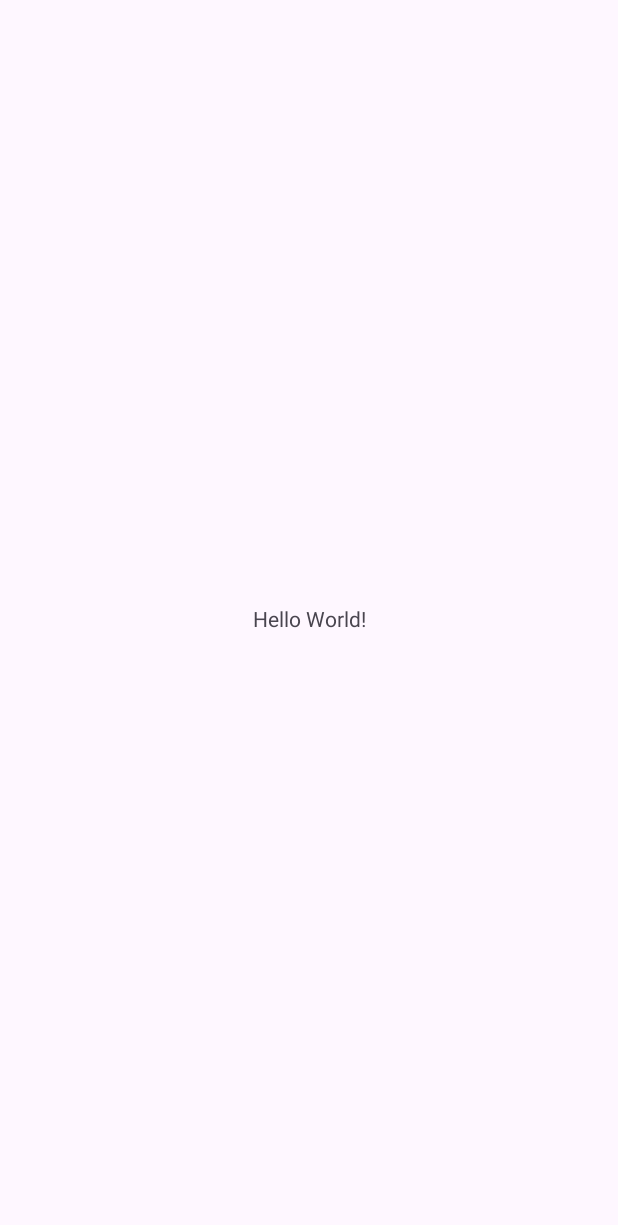
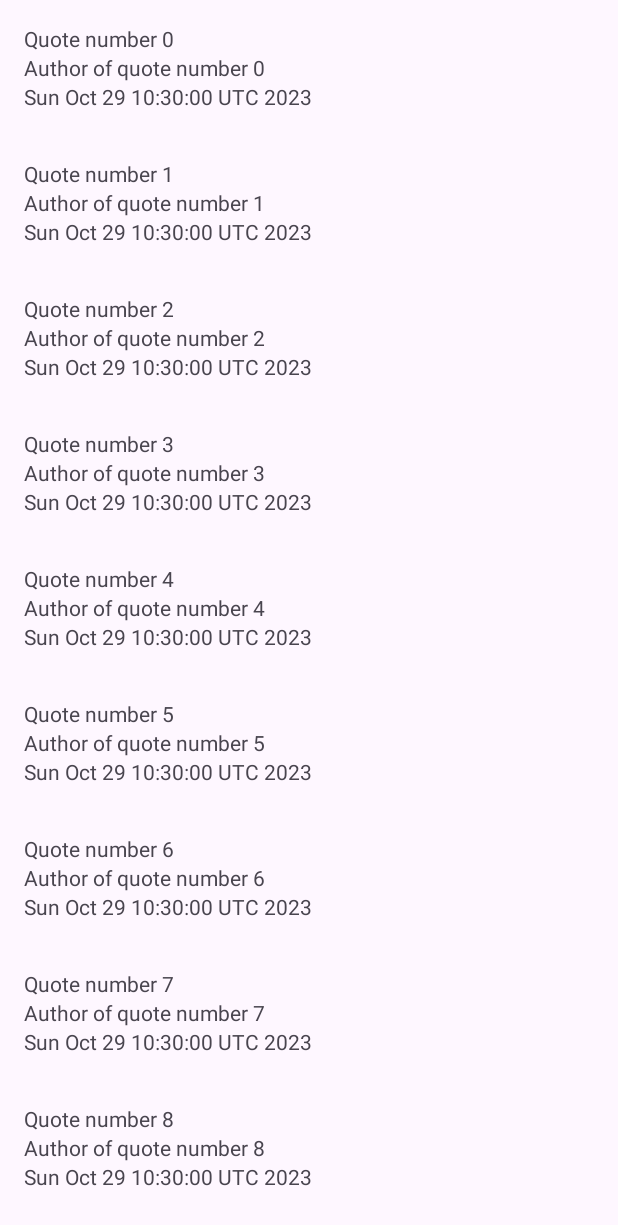
Before and after one commit to scolumbia/QuotePics, an Android app: the screen it shows after launch (MainActivity before the commit, QuotesActivity after it), on a phone screen of 412 x 824 dp. Before the commit the part shown is almost empty. Shown: the top 1225 px of the screen. Run offline under Robolectric (Android 15) with nearby library versions, the phone set to English and light mode, and no system bars.

Commit message:
Got scrolling list of quotes.

```diff
--- a/app/build.gradle.kts
+++ b/app/build.gradle.kts
@@ -33,6 +33,9 @@ android {
     kotlinOptions {
         jvmTarget = "1.8"
     }
+    buildFeatures {
+        viewBinding = true
+    }
 }
 
 dependencies {
@@ -41,7 +44,14 @@ dependencies {
     implementation("androidx.appcompat:appcompat:1.6.1")
     implementation("com.google.android.material:material:1.9.0")
     implementation("androidx.constraintlayout:constraintlayout:2.1.4")
+    implementation("androidx.lifecycle:lifecycle-viewmodel-ktx:2.6.1")
+    implementation("androidx.activity:activity-ktx:1.7.2")
+    implementation("androidx.recyclerview:recyclerview:1.3.1")
+    implementation("androidx.fragment:fragment-ktx:1.6.1")
     testImplementation("junit:junit:4.13.2")
+    testImplementation("junit:junit:4.12")
     androidTestImplementation("androidx.test.ext:junit:1.1.5")
     androidTestImplementation("androidx.test.espresso:espresso-core:3.5.1")
+    debugImplementation("androidx.fragment:fragment-testing:1.6.1")
+    androidTestImplementation("androidx.test.espresso:espresso-contrib:3.5.1")
 }
--- a/app/src/main/AndroidManifest.xml
+++ b/app/src/main/AndroidManifest.xml
@@ -13,7 +13,7 @@
         android:theme="@style/Theme.QuotePics"
         tools:targetApi="31">
         <activity
-            android:name=".MainActivity"
+            android:name=".QuotesActivity"
             android:exported="true">
             <intent-filter>
                 <action android:name="android.intent.action.MAIN" />
--- /dev/null
+++ b/app/src/main/java/com/bignerdranch/android/quotepics/Quote.kt
@@ -0,0 +1,12 @@
+package com.bignerdranch.android.quotepics
+
+import java.util.Date
+//import java.util.UUID
+
+data class Quote(var text: String, var author: String, var dt: Date = Date())
+//    data class Quote(
+////        val id: UUID,
+//        var text: String,
+//        var author: String,
+//        var dt: Date =Date()
+//    )
--- a/app/src/main/java/com/bignerdranch/android/quotepics/MainActivity.kt
+++ b/app/src/main/java/com/bignerdranch/android/quotepics/QuotesActivity.kt
@@ -3,9 +3,9 @@ package com.bignerdranch.android.quotepics
 import androidx.appcompat.app.AppCompatActivity
 import android.os.Bundle
 
-class MainActivity : AppCompatActivity() {
+class QuotesActivity : AppCompatActivity() {
     override fun onCreate(savedInstanceState: Bundle?) {
         super.onCreate(savedInstanceState)
-        setContentView(R.layout.activity_main)
+        setContentView(R.layout.activity_quotes)
     }
 }
--- /dev/null
+++ b/app/src/main/java/com/bignerdranch/android/quotepics/QuotesListAdapter.kt
@@ -0,0 +1,41 @@
+package com.bignerdranch.android.quotepics
+
+import android.util.Log
+import android.view.LayoutInflater
+import android.view.ViewGroup
+import androidx.recyclerview.widget.RecyclerView
+import com.bignerdranch.android.quotepics.databinding.ListItemQuoteBinding
+import com.google.android.material.snackbar.Snackbar
+
+
+class QuoteHolder(private val binding: ListItemQuoteBinding) : RecyclerView.ViewHolder(binding.root) {
+    fun bind(quote: Quote) {
+        binding.quoteText.text = quote.text
+        binding.quoteAuthor.text = quote.author
+        binding.quoteDate.text = quote.dt.toString()
+
+        binding.root.setOnClickListener{
+            Snackbar.make(binding.root,
+                "${quote.text} clicked!",
+                Snackbar.LENGTH_SHORT).show()
+        }
+
+    }
+}
+class QuotesListAdapter(private val quotes: List<Quote>
+) : RecyclerView.Adapter<QuoteHolder>() {
+    override fun onCreateViewHolder(parent: ViewGroup, viewType: Int): QuoteHolder {
+        Log.d("QuotesListAdapter", "onCreateViewHolder")
+        val inflater = LayoutInflater.from(parent.context)
+
+        val binding = ListItemQuoteBinding.inflate(inflater, parent, false)
+        return QuoteHolder(binding)
+    }
+
+    override fun getItemCount()= quotes.size
+
+    override fun onBindViewHolder(holder: QuoteHolder, position: Int) {
+        val quote = quotes[position]
+        holder.bind(quote)
+    }
+}
--- /dev/null
+++ b/app/src/main/java/com/bignerdranch/android/quotepics/QuotesListFragment.kt
@@ -0,0 +1,40 @@
+package com.bignerdranch.android.quotepics
+
+import android.os.Bundle
+import android.view.LayoutInflater
+import android.view.View
+import android.view.ViewGroup
+import androidx.fragment.app.Fragment
+import androidx.fragment.app.viewModels
+import androidx.recyclerview.widget.LinearLayoutManager
+import com.bignerdranch.android.quotepics.databinding.FragmentQuotesListBinding
+
+private const val TAG = "QuotesListFragment"
+class QuotesListFragment : Fragment() {
+    private var _binding: FragmentQuotesListBinding? = null
+
+    private val binding
+        get() = checkNotNull(_binding) { "FragmentQuotesListBinding was null" }
+
+    private val quotesListViewModel: QuotesListViewModel by viewModels()
+
+    override fun onCreate(savedInstanceState: Bundle?) {
+        super.onCreate(savedInstanceState)
+    }
+
+    override fun onCreateView(
+        inflater: LayoutInflater,
+        container: ViewGroup?,
+        savedInstanceState: Bundle?
+    ): View? {
+        _binding = FragmentQuotesListBinding.inflate(inflater, container, false)
+
+        binding.quotesRecyclerView.layoutManager = LinearLayoutManager(context)
+
+        val quotes = quotesListViewModel.quotes
+        val adapter = QuotesListAdapter(quotes)
+        binding.quotesRecyclerView.adapter = adapter
+
+        return binding.root
+    }
+}
--- /dev/null
+++ b/app/src/main/java/com/bignerdranch/android/quotepics/QuotesListViewModel.kt
@@ -0,0 +1,18 @@
+package com.bignerdranch.android.quotepics
+
+import androidx.lifecycle.ViewModel
+
+class QuotesListViewModel : ViewModel() {
+    val quotes = mutableListOf<Quote>()
+
+    init {
+        for (i in 0 until 100) {
+            val quote = Quote(
+                text = "Quote number $i",
+                author = "Author of quote number $i"
+            )
+
+            quotes += quote
+        }
+    }
+}
--- a/app/src/main/res/layout/activity_main.xml
+++ /dev/null
@@ -1,18 +0,0 @@
-<?xml version="1.0" encoding="utf-8"?>
-<androidx.constraintlayout.widget.ConstraintLayout xmlns:android="http://schemas.android.com/apk/res/android"
-    xmlns:app="http://schemas.android.com/apk/res-auto"
-    xmlns:tools="http://schemas.android.com/tools"
-    android:layout_width="match_parent"
-    android:layout_height="match_parent"
-    tools:context=".MainActivity">
-
-    <TextView
-        android:layout_width="wrap_content"
-        android:layout_height="wrap_content"
-        android:text="Hello World!"
-        app:layout_constraintBottom_toBottomOf="parent"
-        app:layout_constraintEnd_toEndOf="parent"
-        app:layout_constraintStart_toStartOf="parent"
-        app:layout_constraintTop_toTopOf="parent" />
-
-</androidx.constraintlayout.widget.ConstraintLayout>
--- /dev/null
+++ b/app/src/main/res/layout/activity_quotes.xml
@@ -0,0 +1,9 @@
+<?xml version="1.0" encoding="utf-8"?>
+<androidx.fragment.app.FragmentContainerView
+    xmlns:android="http://schemas.android.com/apk/res/android"
+    xmlns:tools="http://schemas.android.com/tools"
+    android:id="@+id/fragment_container"
+    android:name="com.bignerdranch.android.quotepics.QuotesListFragment"
+    android:layout_width="match_parent"
+    android:layout_height="match_parent"
+    tools:context=".QuotesActivity"/>
--- /dev/null
+++ b/app/src/main/res/layout/fragment_quotes_list.xml
@@ -0,0 +1,8 @@
+<?xml version="1.0" encoding="utf-8"?>
+<androidx.recyclerview.widget.RecyclerView
+    xmlns:android="http://schemas.android.com/apk/res/android"
+    android:id="@+id/quotes_recycler_view"
+    android:layout_width="match_parent"
+    android:layout_height="match_parent">
+
+</androidx.recyclerview.widget.RecyclerView>
--- /dev/null
+++ b/app/src/main/res/layout/list_item_quote.xml
@@ -0,0 +1,47 @@
+<?xml version="1.0" encoding="utf-8"?>
+<androidx.constraintlayout.widget.ConstraintLayout xmlns:android="http://schemas.android.com/apk/res/android"
+    xmlns:app="http://schemas.android.com/apk/res-auto"
+    xmlns:tools="http://schemas.android.com/tools"
+    android:layout_width="match_parent"
+    android:layout_height="wrap_content">
+
+    <TextView
+        android:id="@+id/quote_text"
+        android:layout_width="0dp"
+        android:layout_height="wrap_content"
+        android:layout_marginStart="16dp"
+        android:layout_marginEnd="8dp"
+        android:layout_marginTop="16dp"
+        android:text="Insert Quote"
+        app:layout_constraintBottom_toTopOf="@+id/quote_author"
+        app:layout_constraintEnd_toEndOf="parent"
+        app:layout_constraintTop_toTopOf="parent"
+        app:layout_constraintStart_toStartOf="parent"/>
+
+    <TextView
+        android:id="@+id/quote_author"
+        android:layout_width="0dp"
+        android:layout_height="wrap_content"
+        android:layout_marginStart="16dp"
+        android:layout_marginTop="8dp"
+        android:layout_marginEnd="8dp"
+        android:text="Author"
+        app:layout_constraintBottom_toTopOf="@+id/quote_date"
+        app:layout_constraintEnd_toEndOf="parent"
+        app:layout_constraintStart_toStartOf="parent"/>
+
+    <TextView
+        android:id="@+id/quote_date"
+        android:layout_width="0dp"
+        android:layout_height="wrap_content"
+        android:layout_marginStart="16dp"
+        android:layout_marginEnd="8dp"
+        android:layout_marginTop="8dp"
+        android:layout_marginBottom="16dp"
+        android:text="8:00am on 10/29/2023"
+        app:layout_constraintBottom_toBottomOf="parent"
+        app:layout_constraintEnd_toEndOf="parent"
+        app:layout_constraintStart_toStartOf="parent"/>
+
+
+</androidx.constraintlayout.widget.ConstraintLayout>
```
